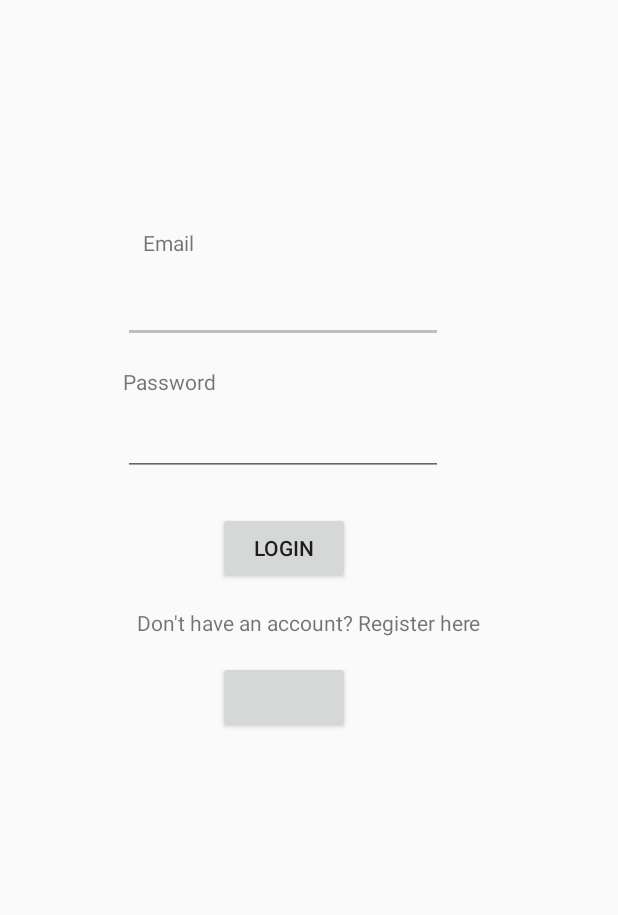
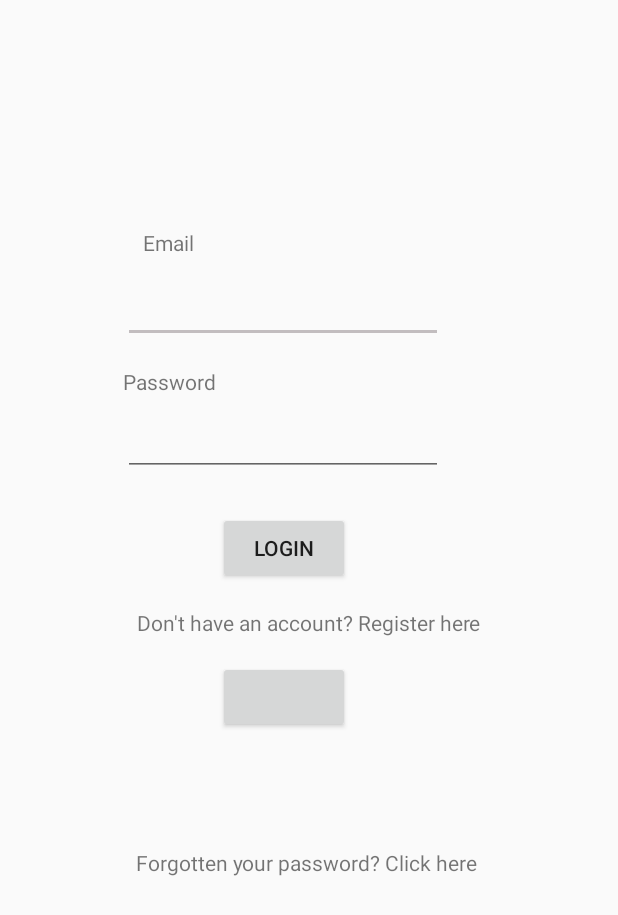
Before and after one commit to nicholaslim95/Donary, an Android app: the screen it shows after launch (MainActivity), on a phone screen of 412 x 824 dp. Shown: the top 915 px of the screen. Run offline under Robolectric (Android 15) with nearby library versions, the phone set to English and light mode, and no system bars; our stand-ins replace Firebase (no records; nobody signed in at launch, a user with empty details on screens opened directly); libraries missing offline, so code that uses them is left out: com.facebook, com.facebook.login, com.firebase.ui; plain views replace LoginButton; 4 statements that could not run were skipped.

Commit message:
Added forgot password feature

```diff
--- a/app/src/main/AndroidManifest.xml
+++ b/app/src/main/AndroidManifest.xml
@@ -13,8 +13,9 @@
         android:roundIcon="@mipmap/ic_launcher_round"
         android:supportsRtl="true"
         android:theme="@style/AppTheme">
-        <activity android:name=".ViewRequestsActivity"/>
-        <activity android:name=".CreateEvent"></activity>
+        <activity android:name=".ForgotPassword"></activity>
+        <activity android:name=".ViewRequestsActivity" />
+        <activity android:name=".CreateEvent" />
         <activity android:name=".ChangePassword" />
         <activity android:name=".UpdateProfile" />
         <activity android:name=".AddDonationActivity" />
--- a/app/src/main/java/com/example/donary/MainActivity.java
+++ b/app/src/main/java/com/example/donary/MainActivity.java
@@ -39,7 +39,7 @@ public class MainActivity extends AppCompatActivity {
     private Button btn_other_sign_in_method, btn_login;
     private LoginButton btnfbLogin;
     private CallbackManager callbackManager;
-    private TextView txtRegister;
+    private TextView txtRegister, txt_forgot_password;
     private EditText txt_email, txt_password;
     private ProgressDialog progressDialog;
     //Firebase login
@@ -57,7 +57,7 @@ public class MainActivity extends AppCompatActivity {
 
         txt_email = (EditText) findViewById(R.id.txtLoginEmail);
         txt_password = (EditText) findViewById(R.id.txtLoginPassword);
-
+        txt_forgot_password = (TextView) findViewById(R.id.txtForgotPassword);
         mAuth = FirebaseAuth.getInstance();
 
         progressDialog = new ProgressDialog(this);
@@ -85,6 +85,13 @@ public class MainActivity extends AppCompatActivity {
             @Override
             public void onClick(View v) {
                 openRegisterActivity();
+            }
+        });
+
+        txt_forgot_password.setOnClickListener(new View.OnClickListener() {
+            @Override
+            public void onClick(View v) {
+                startActivity(new Intent(MainActivity.this, ForgotPassword.class));
             }
         });
 
--- a/app/src/main/res/layout/activity_main.xml
+++ b/app/src/main/res/layout/activity_main.xml
@@ -110,4 +110,21 @@
         app:layout_constraintHorizontal_bias="0.222"
         app:layout_constraintStart_toStartOf="parent"
         app:layout_constraintTop_toBottomOf="@+id/txtLoginEmail" />
+
+    <TextView
+        android:id="@+id/txtForgotPassword"
+        android:layout_width="wrap_content"
+        android:layout_height="wrap_content"
+        android:layout_marginStart="8dp"
+        android:layout_marginTop="8dp"
+        android:layout_marginEnd="8dp"
+        android:layout_marginBottom="8dp"
+        android:text="Forgotten your password? Click here"
+        android:clickable="true"
+        app:layout_constraintBottom_toBottomOf="parent"
+        app:layout_constraintEnd_toEndOf="parent"
+        app:layout_constraintHorizontal_bias="0.494"
+        app:layout_constraintStart_toStartOf="parent"
+        app:layout_constraintTop_toBottomOf="@+id/btn_fb_login"
+        app:layout_constraintVertical_bias="0.229" />
 </android.support.constraint.ConstraintLayout>
```
Also changed, not shown: app/src/main/java/com/example/donary/ForgotPassword.java (added, +55 -0 lines), app/src/main/res/layout/activity_forgot_password.xml (added, +34 -0 lines).
